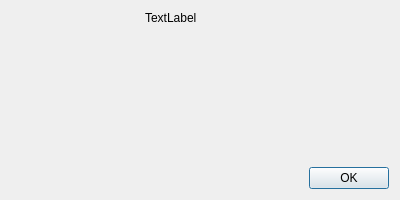
Qt form HaiBeiDanCi/aboutdialog.ui (HuangHuafeng/repeat) before a commit.
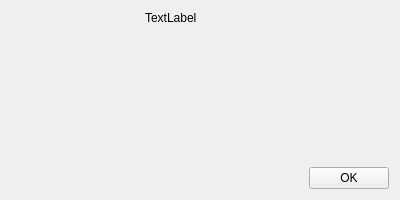
The same form after that commit.

What changed in the file:
```diff
--- a/HaiBeiDanCi/aboutdialog.ui
+++ b/HaiBeiDanCi/aboutdialog.ui
@@ -33,6 +33,9 @@
        <property name="text">
         <string>OK</string>
        </property>
+       <property name="autoDefault">
+        <bool>false</bool>
+       </property>
       </widget>
      </item>
      <item row="0" column="0" rowspan="2">
```
